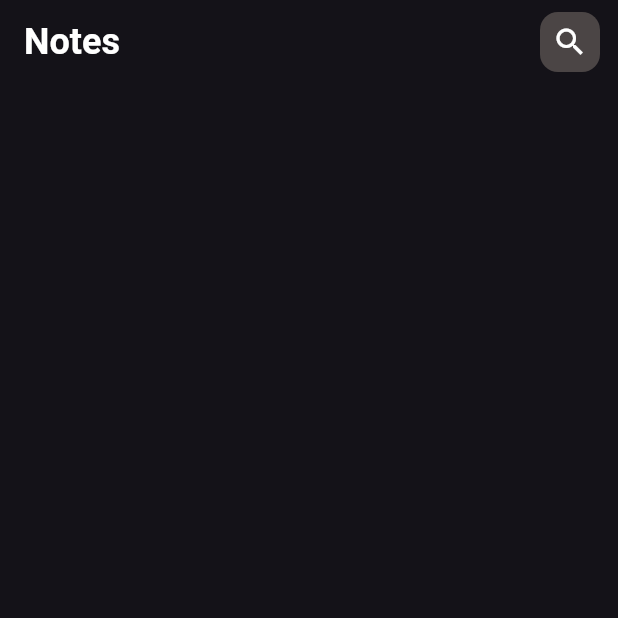
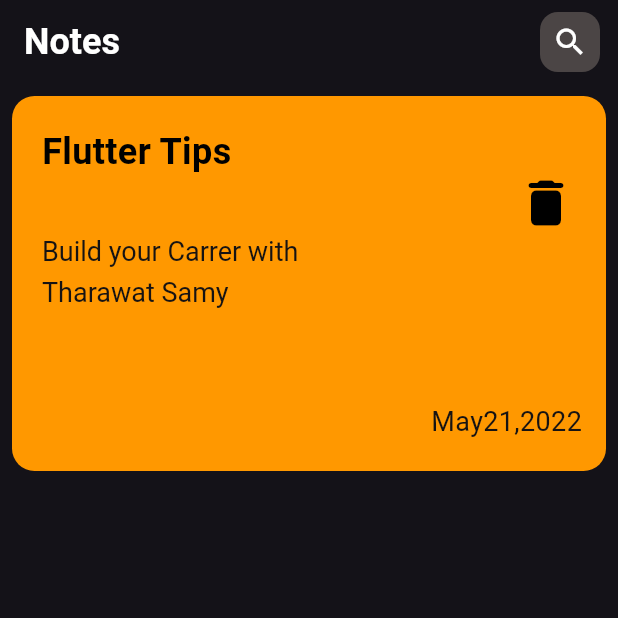
Before and after one commit to alhussaini33/notes_app, a Flutter app: the screen it shows after launch, on a phone screen of 412 x 824 dp, the top half of it. Run offline on Flutter 3.47's test engine with Material 3 defaults, Android fonts, the phone set to English and light mode, and no system bars; missing offline and left inert: flutter_statusbarcolor_ns.

Commit message:
make Note item aand modify in text style file

```diff
--- a/lib/constants/text_styles.dart
+++ b/lib/constants/text_styles.dart
@@ -14,8 +14,8 @@ class TextStyles {
   );
 
   static const noteSubTitle = TextStyle(
-    fontSize: 14,
-    fontWeight: FontWeight.w400,
-    color: Color.fromARGB(255, 22, 19, 19),
-  );
+      fontSize: 18,
+      fontWeight: FontWeight.w400,
+      color: Color.fromARGB(255, 22, 19, 19),
+      height: 1.5);
 }
--- a/lib/views/notes_view.dart
+++ b/lib/views/notes_view.dart
@@ -1,5 +1,6 @@
 import 'package:flutter/material.dart';
 import 'package:note_app/constants/text_styles.dart';
+import 'package:note_app/widgets/note_item.dart';
 import 'package:note_app/widgets/search_icon.dart';
 
 class NotesView extends StatelessWidget {
@@ -15,6 +16,7 @@ class NotesView extends StatelessWidget {
         ),
         actions: const [SearchIcon()],
       ),
+      body: const NoteItem(),
     );
   }
 }
--- /dev/null
+++ b/lib/widgets/date_of_note.dart
@@ -0,0 +1,20 @@
+import 'package:flutter/material.dart';
+import 'package:note_app/constants/text_styles.dart';
+
+class DateOfNote extends StatelessWidget {
+  const DateOfNote({super.key});
+
+  @override
+  Widget build(BuildContext context) {
+    return const Align(
+      alignment: Alignment.bottomRight,
+      child: Padding(
+        padding: EdgeInsets.symmetric(horizontal: 16, vertical: 20),
+        child: Text(
+          'May21,2022',
+          style: TextStyles.noteSubTitle,
+        ),
+      ),
+    );
+  }
+}
--- /dev/null
+++ b/lib/widgets/delete_icon.dart
@@ -0,0 +1,17 @@
+import 'package:flutter/material.dart';
+
+class DeleteIcon extends StatelessWidget {
+  const DeleteIcon({super.key});
+
+  @override
+  Widget build(BuildContext context) {
+    return const Padding(
+      padding: EdgeInsets.all(20.0),
+      child: Icon(
+        Icons.delete_rounded,
+        size: 40,
+        color: Colors.black,
+      ),
+    );
+  }
+}
--- /dev/null
+++ b/lib/widgets/item_descreption.dart
@@ -0,0 +1,34 @@
+import 'package:flutter/material.dart';
+import 'package:note_app/constants/text_styles.dart';
+
+class ItemDescreption extends StatelessWidget {
+  const ItemDescreption({super.key});
+
+  @override
+  Widget build(BuildContext context) {
+    return Padding(
+      padding: const EdgeInsets.only(top: 20, left: 20),
+      child: Column(
+        crossAxisAlignment: CrossAxisAlignment.start,
+        children: [
+          const Text(
+            'Flutter Tips',
+            style: TextStyles.noteTitle,
+          ),
+          const SizedBox(
+            height: 35,
+          ),
+          RichText(
+            textAlign: TextAlign.start,
+            text: const TextSpan(children: [
+              TextSpan(
+                  text: 'Build your Carrer with \n',
+                  style: TextStyles.noteSubTitle),
+              TextSpan(text: 'Tharawat Samy', style: TextStyles.noteSubTitle)
+            ]),
+          )
+        ],
+      ),
+    );
+  }
+}
--- /dev/null
+++ b/lib/widgets/note_item.dart
@@ -0,0 +1,36 @@
+import 'package:flutter/material.dart';
+import 'package:note_app/widgets/date_of_note.dart';
+import 'package:note_app/widgets/delete_icon.dart';
+import 'package:note_app/widgets/item_descreption.dart';
+
+class NoteItem extends StatelessWidget {
+  const NoteItem({super.key});
+
+  @override
+  Widget build(BuildContext context) {
+    return Padding(
+      padding: const EdgeInsets.all(8.0),
+      child: Container(
+        height: 250,
+        width: 450,
+        decoration: BoxDecoration(
+          color: Colors.orange,
+          borderRadius: BorderRadius.circular(15),
+        ),
+        child: const Column(
+          mainAxisAlignment: MainAxisAlignment.spaceBetween,
+          children: [
+            Row(
+              mainAxisAlignment: MainAxisAlignment.spaceBetween,
+              children: [
+                ItemDescreption(),
+                DeleteIcon(),
+              ],
+            ),
+            DateOfNote(),
+          ],
+        ),
+      ),
+    );
+  }
+}
```
